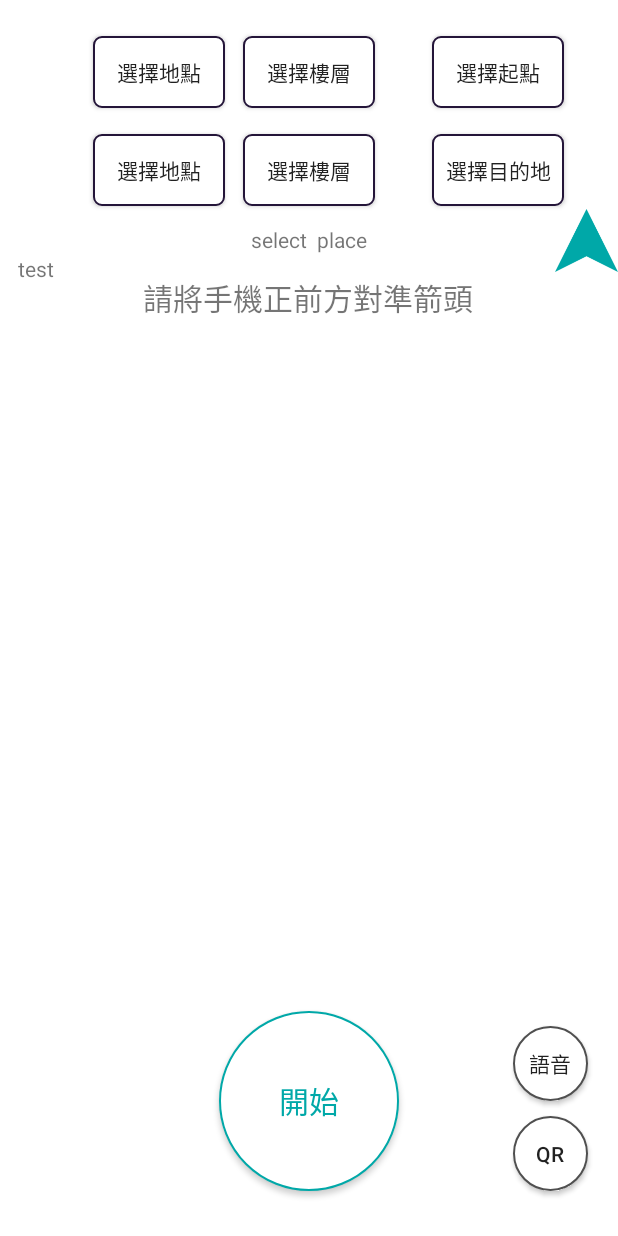
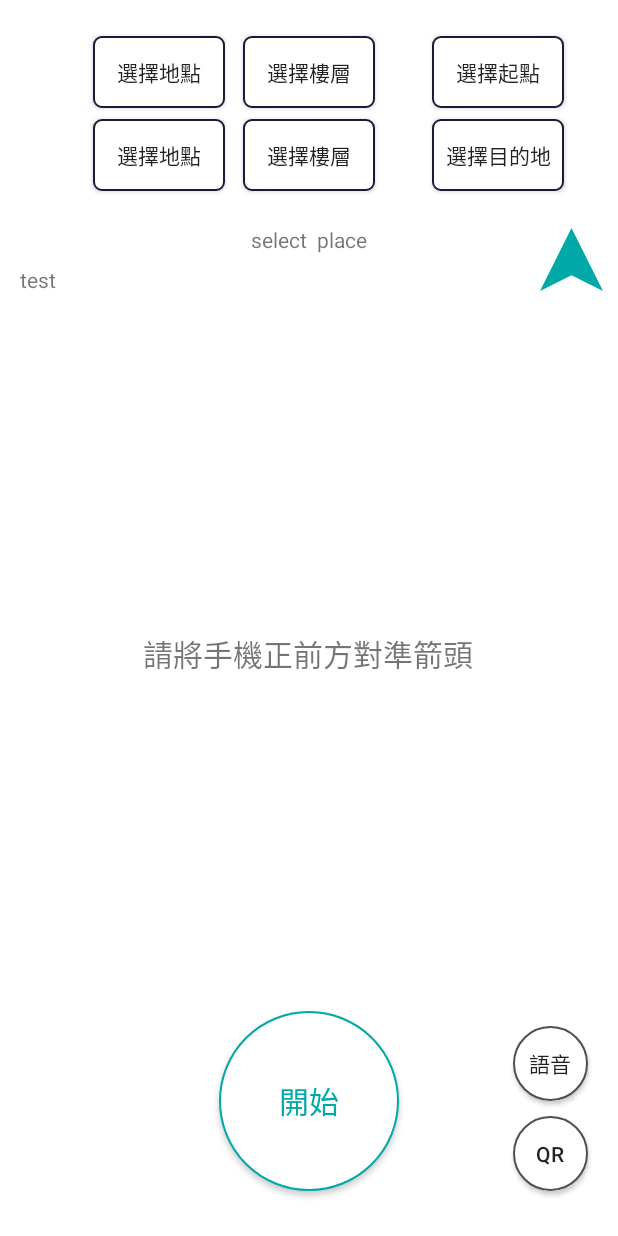
Before and after one commit to abd234tw/Gait_navigation, an Android app: the screen it shows after launch once a user with an empty profile is signed in (navigation), after a tap on "室內導航", on a phone screen of 412 x 824 dp. Run offline under Robolectric (Android 15) with nearby library versions, the phone set to English and light mode, and no system bars; our stand-ins replace Firebase (no records; nobody signed in at launch, a user with empty details on screens opened directly); libraries missing offline, so code that uses them is left out: junit.framework; 3 statements that could not run were skipped.

Commit message:
2018.10.24恩威更新2

```diff
--- a/app/src/main/java/com/example/allen/gait_navigation/GetPoint.java
+++ b/app/src/main/java/com/example/allen/gait_navigation/GetPoint.java
@@ -593,6 +593,7 @@ public class GetPoint extends AppCompatActivity implements SensorEventListener{
         DatabaseReference mydir = database.getReference("Map").child(getPlace).child(getFloor).child(String.valueOf(count_point)).child("direction");
         DatabaseReference myturn = database.getReference("Map").child(getPlace).child(getFloor).child(String.valueOf(count_point)).child("turn");
         DatabaseReference mylike = database.getReference("Map").child(getPlace).child(getFloor).child(String.valueOf(count_point)).child("like");
+        DatabaseReference mymessage = database.getReference("Map").child(getPlace).child(getFloor).child(String.valueOf(count_point)).child("message");
 
         myRef_Name.setValue(getName);
         myRef_X.setValue(get_X);
@@ -600,6 +601,7 @@ public class GetPoint extends AppCompatActivity implements SensorEventListener{
         mydir.setValue(dir);
         myturn.setValue(turn);
         mylike.setValue(0);
+        mymessage.setValue("");
 
         DatabaseReference myplace = database.getReference("Map").child("Location").child(String.valueOf(place_count));
         myplace.setValue(getPlace);
--- a/app/src/main/java/com/example/allen/gait_navigation/HomeFragment.java
+++ b/app/src/main/java/com/example/allen/gait_navigation/HomeFragment.java
@@ -34,7 +34,7 @@ public class HomeFragment extends Fragment {
     private FirebaseDatabase database = FirebaseDatabase.getInstance();
     private FirebaseAuth mAuth = FirebaseAuth.getInstance();
     ArrayList<String>user_get_place=new ArrayList<>();
-    ArrayList<String> user_get_name = new ArrayList<String>();
+    ArrayList<String> user_get_name = new ArrayList<String>(),user_get_message = new ArrayList<>();
     ArrayList<Integer> user_get_turn = new ArrayList<Integer>(), user_get_like = new ArrayList<>();
     ArrayList<Float> user_get_x = new ArrayList<Float>(), user_get_y = new ArrayList<Float>(), user_get_direction = new ArrayList<Float>();
     String mcurrent_user_id = mAuth.getCurrentUser().getUid();
@@ -177,18 +177,22 @@ public class HomeFragment extends Fragment {
                             user_get_turn.add(Integer.valueOf(dataSnapshot.child(user_get_place.get(j)).child(String.valueOf(k+1)).child(String.valueOf(i)).child("turn").getValue().toString()));
                             user_get_name.add(dataSnapshot.child(user_get_place.get(j)).child(String.valueOf(k+1)).child(String.valueOf(i)).child("name").getValue().toString());
                             user_get_like.add(Integer.valueOf(dataSnapshot.child(user_get_place.get(j)).child(String.valueOf(k+1)).child(String.valueOf(i)).child("like").getValue().toString()));
+                            user_get_message.add(dataSnapshot.child(user_get_place.get(j)).child(String.valueOf(k+1)).child(String.valueOf(i)).child("message").getValue().toString());
                             DatabaseReference myRef_Name = database.getReference("Users").child(mcurrent_user_id).child("user_map").child(user_get_place.get(j)).child(String.valueOf(k+1)).child(String.valueOf(i)).child("name");
                             DatabaseReference myRef_X = database.getReference("Users").child(mcurrent_user_id).child("user_map").child(user_get_place.get(j)).child(String.valueOf(k+1)).child(String.valueOf(i)).child("X");
                             DatabaseReference myRef_Y = database.getReference("Users").child(mcurrent_user_id).child("user_map").child(user_get_place.get(j)).child(String.valueOf(k+1)).child(String.valueOf(i)).child("Y");
                             DatabaseReference mydir = database.getReference("Users").child(mcurrent_user_id).child("user_map").child(user_get_place.get(j)).child(String.valueOf(k+1)).child(String.valueOf(i)).child("direction");
                             DatabaseReference myturn = database.getReference("Users").child(mcurrent_user_id).child("user_map").child(user_get_place.get(j)).child(String.valueOf(k+1)).child(String.valueOf(i)).child("turn");
                             DatabaseReference mylike = database.getReference("Users").child(mcurrent_user_id).child("user_map").child(user_get_place.get(j)).child(String.valueOf(k+1)).child(String.valueOf(i)).child("like");
+                            DatabaseReference myRef_message = database.getReference("Users").child(mcurrent_user_id).child("user_map").child(user_get_place.get(j)).child(String.valueOf(k+1)).child(String.valueOf(i)).child("message");
+
                             myRef_Name.setValue(user_get_name.get(i));
                             myRef_X.setValue(String.valueOf(user_get_x.get(i)));
                             myRef_Y.setValue(String.valueOf(user_get_y.get(i)));
                             mydir.setValue(String.valueOf(user_get_direction.get(i)));
                             myturn.setValue(user_get_turn.get(i));
                             mylike.setValue(user_get_like.get(i));
+                            myRef_message.setValue(user_get_message.get(i));
                         }
                         user_get_name.clear();
                         user_get_x.clear();
@@ -196,6 +200,7 @@ public class HomeFragment extends Fragment {
                         user_get_direction.clear();
                         user_get_turn.clear();
                         user_get_like.clear();
+                        user_get_message.clear();
                     }
                 }
             }
--- a/app/src/main/res/layout/activity_navigation.xml
+++ b/app/src/main/res/layout/activity_navigation.xml
@@ -12,6 +12,9 @@
         android:layout_width="42dp"
         android:layout_height="46dp"
         android:layout_alignParentEnd="true"
+        android:layout_marginEnd="10dp"
+        android:layout_alignParentTop="true"
+        android:layout_marginTop="150dp"
         android:layout_below="@+id/Choice_place2_btn"
         app:srcCompat="@drawable/arrow" />
 
@@ -19,7 +22,7 @@
         android:id="@+id/tv-degree"
         android:layout_width="250dp"
         android:layout_height="wrap_content"
-        android:layout_below="@+id/img_arrow"
+        android:layout_above="@+id/d_map"
         android:layout_centerHorizontal="true"
         android:gravity="center"
         android:text="請將手機正前方對準箭頭"
@@ -98,7 +101,7 @@
         android:layout_width="wrap_content"
         android:layout_height="wrap_content"
         android:layout_alignTop="@+id/Choice_start_btn"
-        android:layout_marginTop="65dp"
+        android:layout_marginTop="55dp"
         android:layout_alignRight="@+id/Choice_floor2_btn"
         android:layout_marginRight="100dp"
         android:text="選擇地點" />
@@ -116,7 +119,7 @@
         android:layout_width="wrap_content"
         android:layout_height="wrap_content"
         android:layout_alignTop="@+id/Choice_start_btn"
-        android:layout_marginTop="65dp"
+        android:layout_marginTop="55dp"
         android:layout_centerHorizontal="true"
         android:text="選擇樓層" />
     <Button
@@ -134,7 +137,7 @@
         android:layout_width="wrap_content"
         android:layout_height="wrap_content"
         android:layout_alignTop="@+id/Choice_start_btn"
-        android:layout_marginTop="65dp"
+        android:layout_marginTop="55dp"
         android:layout_alignParentEnd="true"
         android:layout_marginBottom="-141dp"
         android:layout_marginEnd="36dp"
@@ -156,22 +159,32 @@
         android:id="@+id/results"
         android:layout_width="wrap_content"
         android:layout_height="wrap_content"
+        android:layout_alignBottom="@+id/img_arrow"
         android:layout_alignParentStart="true"
-        android:layout_below="@+id/test"
-        android:layout_marginStart="12dp"
+        android:layout_marginStart="13dp"
         android:text="test" />
 
     <LinearLayout
         android:id="@+id/d_map"
         android:layout_width="385dp"
-        android:layout_height="223dp"
+        android:layout_height="215dp"
         android:layout_alignParentBottom="true"
         android:layout_alignParentStart="true"
-        android:layout_marginBottom="150dp"
+        android:layout_marginBottom="158dp"
         android:orientation="horizontal">
+    </LinearLayout>
 
-
-    </LinearLayout>
+    <Button
+        android:id="@+id/ad_msg_btn"
+        android:background="@drawable/mole_message"
+        android:layout_width="40dp"
+        android:layout_height="40dp"
+        android:layout_alignParentBottom="true"
+        android:layout_marginBottom="90dp"
+        android:layout_alignRight="@+id/start_nav_btn"
+        android:layout_marginRight="140dp"
+        android:text=""
+        android:visibility="gone"/>
 
 
 </RelativeLayout>
```
